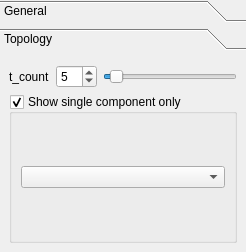
Ylannl/skel3d, file tools.ui: the form before one commit.
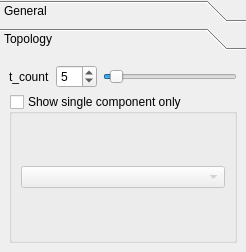
The form after the commit.

Commit message: ui and selection of single components

Patch:
```diff
--- a/tools.ui
+++ b/tools.ui
@@ -116,6 +116,9 @@
       <property name="checkable">
        <bool>true</bool>
       </property>
+      <property name="checked">
+       <bool>false</bool>
+      </property>
       <layout class="QVBoxLayout" name="verticalLayout_4">
        <item>
         <widget class="QComboBox" name="comboBox_component"/>
```
The commit also changes 2 other files.
